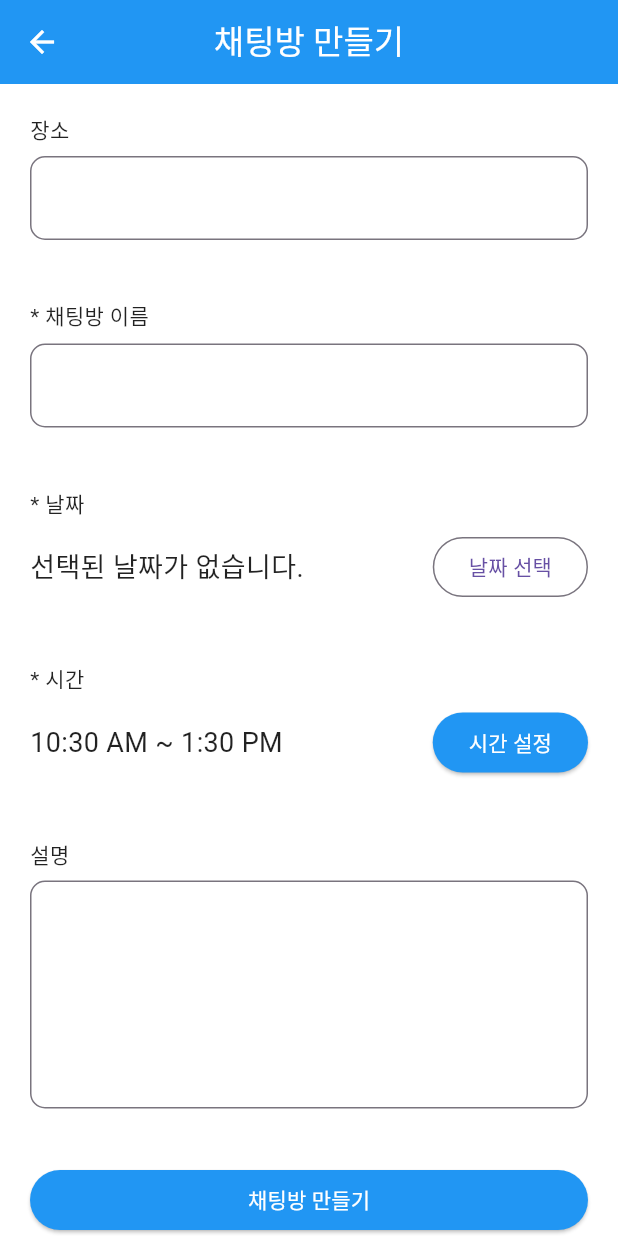
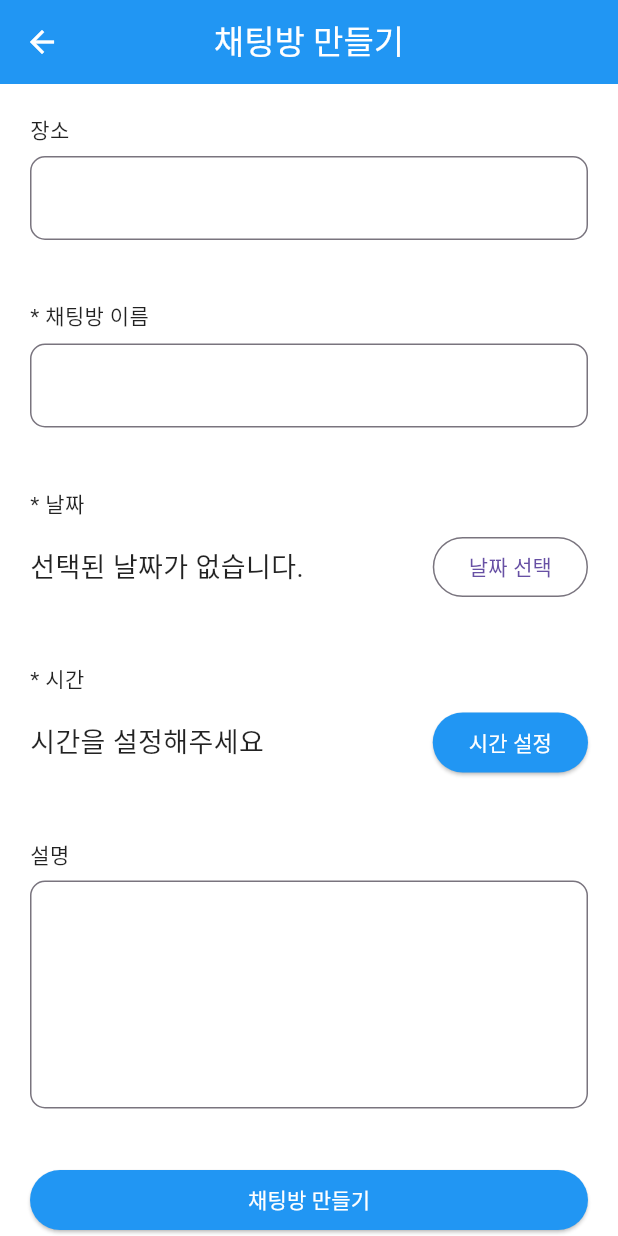
Before and after one commit to Meezzi/with-run-app, a Flutter app: the ChatCreatePage screen opened directly, on a phone screen of 412 x 824 dp. Run offline on Flutter 3.47's test engine with Material 3 defaults, Android fonts, the phone set to English and light mode, and no system bars; our stand-ins replace cloud_firestore, firebase_auth, firebase_core, firebase_storage, flutter_dotenv, flutter_riverpod and 10 more; missing offline and left inert: time_range_picker; accounts and stored records are empty; generated files the repository leaves out were written again; project files that could hold a hidden picture were left out.

```diff
--- a/lib/ui/pages/chat_create/chat_create_page.dart
+++ b/lib/ui/pages/chat_create/chat_create_page.dart
@@ -8,6 +8,7 @@ import 'package:with_run_app/data/model/user.dart';
 import 'package:with_run_app/ui/pages/chat_create/chat_create_notifier.dart';
 import 'package:with_run_app/ui/pages/chat_create/date_picker_input.dart';
 import 'package:with_run_app/ui/pages/chat_create/time_range_picker_input.dart';
+import 'package:with_run_app/ui/pages/chat_create/util/chat_creat_input_validator.dart';
 import 'package:with_run_app/ui/pages/chat_create/util/chat_create_util.dart';
 import 'package:with_run_app/ui/pages/chat_information/chat_information_page.dart';
 import 'package:with_run_app/ui/pages/chatting_page/chat_room_view_model.dart';
@@ -38,7 +39,7 @@ class _ChatCreatePage extends ConsumerState<ChatCreatePage> {
   @override
   Widget build(BuildContext context) {
     final notifier = ref.watch(chatCreateNotifier.notifier);
-
+    final formKey = GlobalKey<FormState>();
     return SafeArea(
       child: Scaffold(
         appBar: AppBar(centerTitle: true, title: Text('채팅방 만들기')),
@@ -50,6 +51,8 @@ class _ChatCreatePage extends ConsumerState<ChatCreatePage> {
               Expanded(
                 child: Container(
                   constraints: BoxConstraints(minHeight: 350),
+                  child: Form(
+                    key: formKey,
                     child: SingleChildScrollView(
                       scrollDirection: Axis.vertical,
                       child: Column(
@@ -64,11 +67,13 @@ class _ChatCreatePage extends ConsumerState<ChatCreatePage> {
                             name: '채팅방 이름',
                             isRequired: true,
                             controller: titleController,
+                            validator: titleInputValidator,
                           ),
                           inputElement(
                             name: '날짜',
                             isRequired: true,
                             customInput: DatePickerInput(
+                              validator: datePickerValidation,
                               onDateChanged: (date) {
                                 this.date = date;
                               },
@@ -78,6 +83,7 @@ class _ChatCreatePage extends ConsumerState<ChatCreatePage> {
                             name: '시간',
                             isRequired: true,
                             customInput: TimeRangePickerInput(
+                              validator: timeRangePickerValidator,
                               onRangeChanged: (timeRange) {
                                 this.timeRange = timeRange;
                               },
@@ -93,6 +99,7 @@ class _ChatCreatePage extends ConsumerState<ChatCreatePage> {
                     ),
                   ),
                 ),
+              ),
               SizedBox(
                 width: double.infinity,
                 child: ElevatedButton(
@@ -103,20 +110,28 @@ class _ChatCreatePage extends ConsumerState<ChatCreatePage> {
                           FirebaseAuth.instance.currentUser?.uid as String,
                         );
                     final user = await ref.read(userViewModelProvider);
-                    final result = await notifier.create(
-                      getChatRoom(user!),
-                      user,
-                    );
-                    print(result);
-                    // ref
-                    //     .read(chatViewModelProvider.notifier)
-                    //     .streamChatRoom(result);
-                    // ref.watch(chatRoomStreamProvider(result));
-                    await ref.read(chatRoomViewModel.notifier).enterChatRoom(result);
-                    Navigator.push(
-                      context,
-                      MaterialPageRoute(builder: (context) => ChatInformationPage()),
-                    );
+                    final isFormValid =
+                        formKey.currentState?.validate() ?? false;
+
+                    // 커스텀 위젯 유효성 검사
+
+                    if (!isFormValid) {
+                      // 유효하지 않으면 종료
+                      return;
+                    }
+                    print('created');
+                    final chatRoom = getChatRoom(user!);
+
+                    // final result = await notifier.create(
+                    //   chatRoom,
+                    //   user,
+                    // );
+                    // await ref.read(chatRoomViewModel.notifier).enterChatRoom(result);
+
+                    // Navigator.push(
+                    //   context,
+                    //   MaterialPageRoute(builder: (context) => ChatInformationPage()),
+                    // );
                   },
                   child: Text('채팅방 만들기'),
                 ),
@@ -135,6 +150,7 @@ class _ChatCreatePage extends ConsumerState<ChatCreatePage> {
     bool readOnly = false,
     Widget? customInput,
     TextEditingController? controller,
+    String? Function(String?) validator = alwaysValid,
   }) {
     return Padding(
       padding: const EdgeInsets.symmetric(vertical: 20),
@@ -145,6 +161,7 @@ class _ChatCreatePage extends ConsumerState<ChatCreatePage> {
           SizedBox(height: 8),
           customInput ??
               TextFormField(
+                validator: validator,
                 controller: controller,
                 readOnly: readOnly,
                 maxLines: maxLines,
--- a/lib/ui/pages/chat_create/date_picker_input.dart
+++ b/lib/ui/pages/chat_create/date_picker_input.dart
@@ -1,15 +1,22 @@
 import 'package:flutter/material.dart';
 
 class DatePickerInput extends StatefulWidget {
-  const DatePickerInput({super.key, required this.onDateChanged});
+  const DatePickerInput({
+    Key? key,
+    required this.onDateChanged,
+    required this.validator,
+  }) : super(key: key);
+
   final void Function(DateTime? date) onDateChanged;
+  final String? Function(DateTime?) validator;
 
   @override
   State<DatePickerInput> createState() => _DatePickerInputState();
 }
 
 class _DatePickerInputState extends State<DatePickerInput> {
-  DateTime? selectedDate;
+  DateTime? _selectedDate;
+  final _fieldKey = GlobalKey<FormFieldState>();
 
   Future<void> _selectDate() async {
     final DateTime? pickedDate = await showDatePicker(
@@ -19,27 +26,52 @@ class _DatePickerInputState extends State<DatePickerInput> {
       lastDate: DateTime.now().add(Duration(days: 365)),
     );
 
+    if (pickedDate != null) {
       setState(() {
-      selectedDate = pickedDate;
+        _selectedDate = pickedDate;
       });
+      _fieldKey.currentState?.didChange(pickedDate);
       widget.onDateChanged(pickedDate);
+    }
   }
 
   @override
   Widget build(BuildContext context) {
-    return Row(
+    return FormField<DateTime>(
+      key: _fieldKey,
+      validator: widget.validator,
+      builder: (state) {
+        return Column(
+          crossAxisAlignment: CrossAxisAlignment.start,
+          children: [
+            Row(
               mainAxisAlignment: MainAxisAlignment.spaceBetween,
-      children: <Widget>[
-        Text(
-          selectedDate != null
-              ? '${selectedDate!.day}/${selectedDate!.month}/${selectedDate!.year}'
+              children: [
+                Expanded(
+                  child: Text(
+                    _selectedDate != null
+                        ? '${_selectedDate!.year}/${_selectedDate!.month}/${_selectedDate!.day}'
                         : '선택된 날짜가 없습니다.',
-              style: TextStyle(
-                fontSize: 18,
+                    style: const TextStyle(fontSize: 18),
                   ),
                 ),
-        OutlinedButton(onPressed: _selectDate, child: const Text('날짜 선택')),
+                OutlinedButton(
+                  onPressed: _selectDate,
+                  child: const Text('날짜 선택'),
+                ),
               ],
+            ),
+            if (state.hasError)
+              Padding(
+                padding: const EdgeInsets.only(top: 8),
+                child: Text(
+                  state.errorText!,
+                  style: const TextStyle(color: Colors.red, fontSize: 12),
+                ),
+              ),
+          ],
+        );
+      },
     );
   }
 }
--- a/lib/ui/pages/chat_create/time_picker_input.dart
+++ b/lib/ui/pages/chat_create/time_picker_input.dart
@@ -2,6 +2,7 @@ import 'package:flutter/material.dart';
 
 class TimePickerInput extends StatefulWidget {
   const TimePickerInput({super.key});
+  final String? Function(String?) validator;
 
   @override
   State<TimePickerInput> createState() => _TimePickerInputState();
--- a/lib/ui/pages/chat_create/time_range_picker_input.dart
+++ b/lib/ui/pages/chat_create/time_range_picker_input.dart
@@ -1,43 +1,26 @@
-import 'package:flutter/foundation.dart';
 import 'package:flutter/material.dart';
 import 'package:time_range_picker/time_range_picker.dart';
 
 class TimeRangePickerInput extends StatefulWidget {
-  const TimeRangePickerInput({super.key, required this.onRangeChanged});
+  const TimeRangePickerInput({
+    Key? key,
+    required this.onRangeChanged,
+    required this.validator,
+  }) : super(key: key);
 
   final void Function(TimeRange timeRange) onRangeChanged;
+  final String? Function(TimeRange?) validator;
 
   @override
   State<TimeRangePickerInput> createState() => _TimeRangePickerInputState();
 }
 
 class _TimeRangePickerInputState extends State<TimeRangePickerInput> {
-  TimeOfDay _startTime = TimeOfDay.now();
-  TimeOfDay _endTime = TimeOfDay.fromDateTime(
-    DateTime.now().add(const Duration(hours: 3)),
-  );
+  TimeRange? _selectedRange;
+  final _fieldKey = GlobalKey<FormFieldState>();
 
-  void onRangeChanged(TimeRange? result){
-    setState(() {
-      _startTime = result!.startTime;
-      _endTime = result.endTime;
-    });
-    widget.onRangeChanged(result!);
-  }
-
-  @override
-  Widget build(BuildContext context) {
-    return Row(
-      mainAxisAlignment: MainAxisAlignment.spaceBetween,
-      children: [
-        Text('${_startTime.format(context)} ~ ${_endTime.format(context)}',
-        style: TextStyle(
-          fontSize: 18,
-        ),),
-        SizedBox(width: 10,),
-        ElevatedButton(
-          onPressed: () async {
-            TimeRange? result = await showTimeRangePicker(
+  Future<void> _pickRange(BuildContext context) async {
+    final result = await showTimeRangePicker(
       context: context,
       strokeWidth: 4,
       ticks: 12,
@@ -46,16 +29,8 @@ class _TimeRangePickerInputState extends State<TimeRangePickerInput> {
       handlerRadius: 8,
       ticksColor: Colors.grey,
       rotateLabels: false,
-              labels:
-                  [
-                    "24 h",
-                    "3 h",
-                    "6 h",
-                    "9 h",
-                    "12 h",
-                    "15 h",
-                    "18 h",
-                    "21 h",
+      labels: [
+        "24 h", "3 h", "6 h", "9 h", "12 h", "15 h", "18 h", "21 h"
       ].asMap().entries.map((e) {
         return ClockLabel.fromIndex(
           idx: e.key,
@@ -68,20 +43,59 @@ class _TimeRangePickerInputState extends State<TimeRangePickerInput> {
       labelStyle: const TextStyle(fontSize: 18, color: Colors.black),
       start: const TimeOfDay(hour: 12, minute: 0),
       end: const TimeOfDay(hour: 15, minute: 0),
-              // disabledTime: TimeRange(
-              //   startTime: const TimeOfDay(hour: 6, minute: 0),
-              //   endTime: const TimeOfDay(hour: 10, minute: 0),
-              // ),
       clockRotation: 180.0,
     );
-            onRangeChanged(result);
-            if (kDebugMode) {
-              print("result $result");
+
+    if (result != null) {
+      setState(() {
+        _selectedRange = result;
+      });
+      _fieldKey.currentState?.didChange(result);
+      widget.onRangeChanged(result);
     }
-          },
+  }
+
+  @override
+  Widget build(BuildContext context) {
+    return FormField<TimeRange>(
+      key: _fieldKey,
+      validator: widget.validator,
+      builder: (state) {
+        final startTime = _selectedRange?.startTime;
+        final endTime = _selectedRange?.endTime;
+
+        return Column(
+          crossAxisAlignment: CrossAxisAlignment.start,
+          children: [
+            Row(
+              mainAxisAlignment: MainAxisAlignment.spaceBetween,
+              children: [
+                Expanded(
+                  child: Text(
+                    startTime != null && endTime != null
+                        ? '${startTime.format(context)} ~ ${endTime.format(context)}'
+                        : '시간을 설정해주세요',
+                    style: TextStyle(fontSize: 18),
+                  ),
+                ),
+                const SizedBox(width: 10),
+                ElevatedButton(
+                  onPressed: () => _pickRange(context),
                   child: const Text("시간 설정"),
                 ),
               ],
+            ),
+            if (state.hasError)
+              Padding(
+                padding: const EdgeInsets.only(top: 8),
+                child: Text(
+                  state.errorText!,
+                  style: const TextStyle(color: Colors.red, fontSize: 12),
+                ),
+              ),
+          ],
+        );
+      },
     );
   }
 }
--- /dev/null
+++ b/lib/ui/pages/chat_create/util/chat_creat_input_validator.dart
@@ -0,0 +1,22 @@
+
+import 'package:time_range_picker/time_range_picker.dart';
+
+String? timeRangePickerValidator(TimeRange? timeRange){
+  if(timeRange == null) return '시간을 설정해주세요';
+  return null;
+}
+
+String? datePickerValidation(DateTime? selectedDate){
+  if(selectedDate == null) return '날짜를 선택해 주세요';
+  return null;
+}
+
+String? titleInputValidator(String? value) {
+  if(value == null) return '방 이름을 입력해주세요';
+  if(value == '') return '방 이름을 입력해주세요';
+  return null;
+}
+
+String? alwaysValid(String? value){
+  return null;
+}
```
Lines whose indentation alone changed are shown as unchanged.
